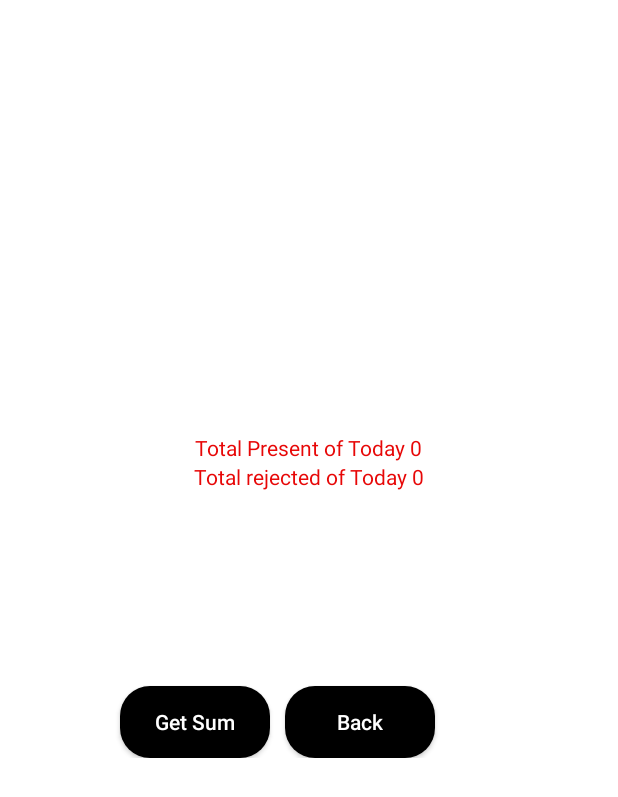
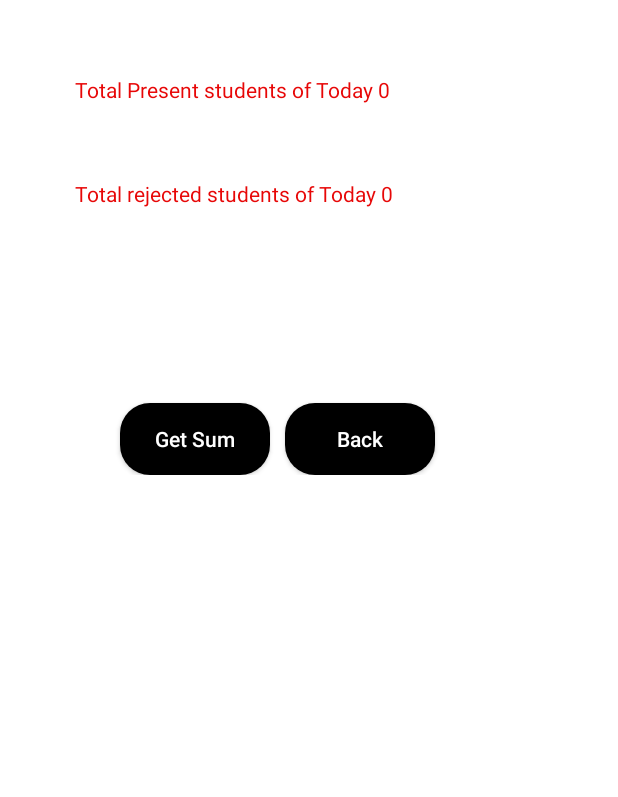
Before and after one commit to Nahin-CDR/Attendance-Checker, an Android app: the Admin screen opened directly, with no data from a screen before it, after a tap on "Get Sum", on a phone screen of 412 x 824 dp. Shown: the top 797 px of the screen. Run offline under Robolectric (Android 15) with nearby library versions, the phone set to English and light mode, and no system bars; our stand-ins replace AdMob, Firebase (no records; nobody signed in at launch, a user with empty details on screens opened directly); 3 other taps on this screen came first.

Commit message:
All things are done from my side

```diff
--- a/app/build.gradle
+++ b/app/build.gradle
@@ -39,4 +39,7 @@ dependencies {
     implementation 'com.google.android.material:material:1.0.0'
 
 
+    implementation 'com.google.android.gms:play-services-ads:18.3.0'
+
+
 }
--- a/app/src/main/java/com/nahin/attendancechecker/Admin.java
+++ b/app/src/main/java/com/nahin/attendancechecker/Admin.java
@@ -15,6 +15,9 @@ import androidx.appcompat.app.AppCompatActivity;
 import androidx.recyclerview.widget.GridLayoutManager;
 import androidx.recyclerview.widget.RecyclerView;
 
+import com.google.android.gms.ads.AdRequest;
+import com.google.android.gms.ads.AdView;
+import com.google.android.gms.ads.MobileAds;
 import com.google.firebase.database.DataSnapshot;
 import com.google.firebase.database.DatabaseError;
 import com.google.firebase.database.DatabaseReference;
@@ -51,6 +54,9 @@ public class Admin extends AppCompatActivity {
     int sum=0;
     TextView textView_for_sum,txt;
 
+    private AdView mAdView;
+
+    LinearLayout layout_for_loading;
 
     @Override
     protected void onCreate(Bundle savedInstanceState) {
@@ -62,17 +68,34 @@ public class Admin extends AppCompatActivity {
         GridLayoutManager gridLayoutManager = new GridLayoutManager( getApplicationContext(),1 );
         mRecyclerView.setLayoutManager( gridLayoutManager );
         //progress dialog
-        progressDialog = new ProgressDialog(this);
-        progressDialog.setMessage("Please Wait Loading Data....");
+
+      //  progressDialog = new ProgressDialog(this);
+      //  progressDialog.setMessage("Please Wait Loading Data....");
+
         studentDataList = new ArrayList<>();
         databaseReference = FirebaseDatabase.getInstance().getReference("StudentList");
-        progressDialog.show();
+      //  progressDialog.show();
         refreshimage = findViewById( R.id.refresh_id );
         currentDate = (TextView)findViewById( R.id.date_id_of_admin );
         Calendar c = Calendar.getInstance();
         SimpleDateFormat dateformat = new SimpleDateFormat("d-M-yyyy");
         dateTime = dateformat.format(c.getTime());
         currentDate.setText(dateTime);
+
+        layout_for_loading=findViewById( R.id.loading_layoutID );
+        layout_for_loading.setVisibility( View.VISIBLE );
+        /*code for banner ads starts **/
+
+
+        MobileAds.initialize(this, "ca-app-pub-2485705965051323~7459480942");
+
+        mAdView = findViewById(R.id.adView);
+        AdRequest adRequest = new AdRequest.Builder().build();
+        mAdView.loadAd(adRequest);
+
+        /*code for banner ads ends **/
+
+
 
 
         currentDate.setOnClickListener( new View.OnClickListener() {
@@ -99,6 +122,8 @@ public class Admin extends AppCompatActivity {
         refreshimage.setOnClickListener( new View.OnClickListener() {
             @Override
             public void onClick(View v) {
+                layout_for_loading.setVisibility( View.VISIBLE );
+
                 String newDateTime = currentDate.getText().toString();
                 databaseReference.child( newDateTime ).orderByChild( "mystatus" ).equalTo( 0 ).addValueEventListener( new ValueEventListener() {
                     @Override
@@ -111,11 +136,14 @@ public class Admin extends AppCompatActivity {
                         StudentAttendAdapter studentAttendAdapter = new StudentAttendAdapter( Admin.this,studentDataList );
                         mRecyclerView.setAdapter( studentAttendAdapter );
                         Toast.makeText(Admin.this, "Refresh Successful", Toast.LENGTH_SHORT).show();
-                        progressDialog.dismiss();
+
+                        layout_for_loading.setVisibility( View.GONE );
+                        // progressDialog.dismiss();
                     }
                     @Override
                     public void onCancelled(@NonNull DatabaseError databaseError) {
-                        progressDialog.dismiss();
+                        layout_for_loading.setVisibility( View.GONE );
+                       // progressDialog.dismiss();
                     }
                 } );
             }
@@ -162,12 +190,11 @@ public class Admin extends AppCompatActivity {
                         if(dataSnapshot.exists())
                         {
                             sum = (int)dataSnapshot.getChildrenCount();
-                            textView_for_sum.setText( "Total Present of Today "+sum +"\n");
-
+                            textView_for_sum.setText( "Total Present students of Today "+sum +"\n");
                         }
                         else
                         {
-                            textView_for_sum.setText( "Total Present of Today "+0 );
+                            textView_for_sum.setText( "Total Present students of Today "+0 );
                         }
 
                     }
@@ -186,12 +213,12 @@ public class Admin extends AppCompatActivity {
                         if(dataSnapshot.exists())
                         {
                             sum = (int)dataSnapshot.getChildrenCount();
-                            txt.setText( "Total Rejected of Today "+sum +"\n");
+                            txt.setText( "Total Rejected students of Today "+sum +"\n");
 
                         }
                         else
                         {
-                            txt.setText( "Total rejected of Today "+0 );
+                            txt.setText( "Total rejected students of Today "+0 );
                         }
 
                     }
@@ -261,6 +288,8 @@ public class Admin extends AppCompatActivity {
     protected void onStart() {
         super.onStart();
 
+       // layout_for_loading.setVisibility( View.VISIBLE );
+
         databaseReference.child(dateTime).orderByChild("mystatus").equalTo(0).addValueEventListener( new ValueEventListener() {
             @Override
             public void onDataChange(@NonNull DataSnapshot dataSnapshot) {
@@ -272,11 +301,14 @@ public class Admin extends AppCompatActivity {
                StudentAttendAdapter studentAttendAdapter = new StudentAttendAdapter( Admin.this,studentDataList );
                mRecyclerView.setAdapter( studentAttendAdapter );
                studentAttendAdapter.notifyDataSetChanged();
-               progressDialog.dismiss();
+
+               layout_for_loading.setVisibility( View.GONE );
+               // progressDialog.dismiss();
             }
             @Override
             public void onCancelled(@NonNull DatabaseError databaseError) {
-                progressDialog.dismiss();
+                layout_for_loading.setVisibility( View.GONE );
+                //progressDialog.dismiss();
             }
         } );
     }
--- a/app/src/main/res/layout/activity_admin.xml
+++ b/app/src/main/res/layout/activity_admin.xml
@@ -8,6 +8,28 @@
     android:background="#FFFFFF"
     tools:context=".Admin">
 
+
+
+    <LinearLayout
+        android:id="@+id/loading_layoutID"
+        android:visibility="gone"
+        android:layout_width="match_parent"
+        android:layout_height="match_parent"
+        android:orientation="vertical">
+        <pl.droidsonroids.gif.GifImageView
+            android:id="@+id/gif_loadingID"
+            android:layout_width="match_parent"
+            android:layout_height="180dp"
+            android:src="@drawable/loading"/>
+        <TextView
+            android:layout_marginBottom="10dp"
+            android:layout_width="match_parent"
+            android:layout_height="wrap_content"
+            android:textSize="16sp"
+            android:textAlignment="center"
+            android:text="Please Wait,We are getting your status.."/>
+
+    </LinearLayout>
 
     <LinearLayout
         android:id="@+id/header_layoutID"
@@ -80,13 +102,7 @@
     </LinearLayout>
 
 
-
-
-
-
-
     <!--Code for Count Students-->
-
 
 
     <LinearLayout
@@ -94,10 +110,28 @@
         android:visibility="gone"
         android:layout_width="match_parent"
         android:orientation="vertical"
-        android:gravity="center"
+
         android:layout_height="match_parent">
 
+        <com.google.android.gms.ads.AdView
+
+            android:id="@+id/adView"
+            android:layout_width="match_parent"
+            android:layout_height="wrap_content"
+            android:layout_alignParentBottom="true"
+            android:layout_centerHorizontal="true"
+            app:adSize="SMART_BANNER"
+            app:adUnitId="ca-app-pub-2485705965051323/7750484352">
+
+        </com.google.android.gms.ads.AdView>
+
+
+
+
+
         <TextView
+            android:layout_margin="50dp"
+            android:textAlignment="center"
         android:id="@+id/sum_of_contentID"
         android:layout_width="wrap_content"
         android:layout_height="wrap_content"
@@ -106,6 +140,8 @@
 
         />
         <TextView
+           android:layout_marginTop="0dp"
+            android:layout_marginLeft="50dp"
             android:id="@+id/sum_of_contentID2"
             android:layout_width="wrap_content"
             android:layout_height="wrap_content"
--- a/app/src/main/res/values/strings.xml
+++ b/app/src/main/res/values/strings.xml
@@ -1,3 +1,4 @@
 <resources>
     <string name="app_name">U_Pick</string>
+    <string name="interstitial_ad_unit_id_normal">ca-app-pub-2485705965051323/8300669768</string>
 </resources>
--- a/app/src/main/res/values/styles.xml
+++ b/app/src/main/res/values/styles.xml
@@ -7,9 +7,9 @@
         <item name="colorPrimaryDark">@color/colorPrimaryDark</item>
         <item name="colorAccent">@color/colorAccent</item>
 
-        <!--
+
         <item name="android:windowLightStatusBar">true</item>
-        <item name="android:statusBarColor">#ffffff</item> -->
+        <item name="android:statusBarColor">#ffffff</item>
     </style>
 
 </resources>
```
Also changed, not shown: app/src/main/AndroidManifest.xml (+10 -0 lines), app/src/main/java/com/nahin/attendancechecker/DashbordActivity.java (+37 -6 lines), app/src/main/java/com/nahin/attendancechecker/Game.java (+16 -0 lines), app/src/main/java/com/nahin/attendancechecker/MainActivity.java (+22 -0 lines), app/src/main/java/com/nahin/attendancechecker/User.java (+112 -0 lines), app/src/main/res/layout/activity_dashbord.xml (+40 -2 lines), app/src/main/res/layout/activity_game.xml (+19 -5 lines), app/src/main/res/layout/activity_main.xml (+40 -11 lines), app/src/main/res/layout/activity_user.xml (+13 -1 lines).
